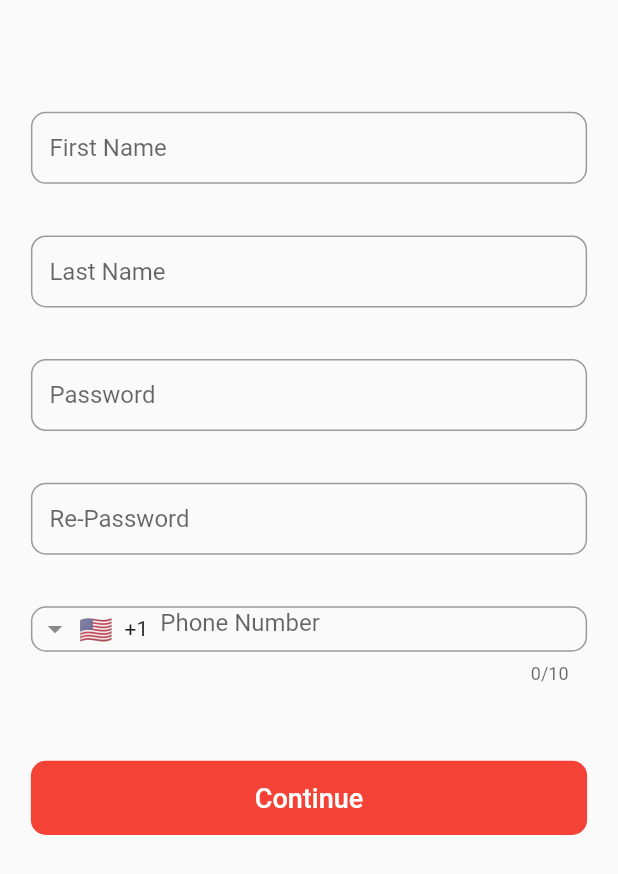
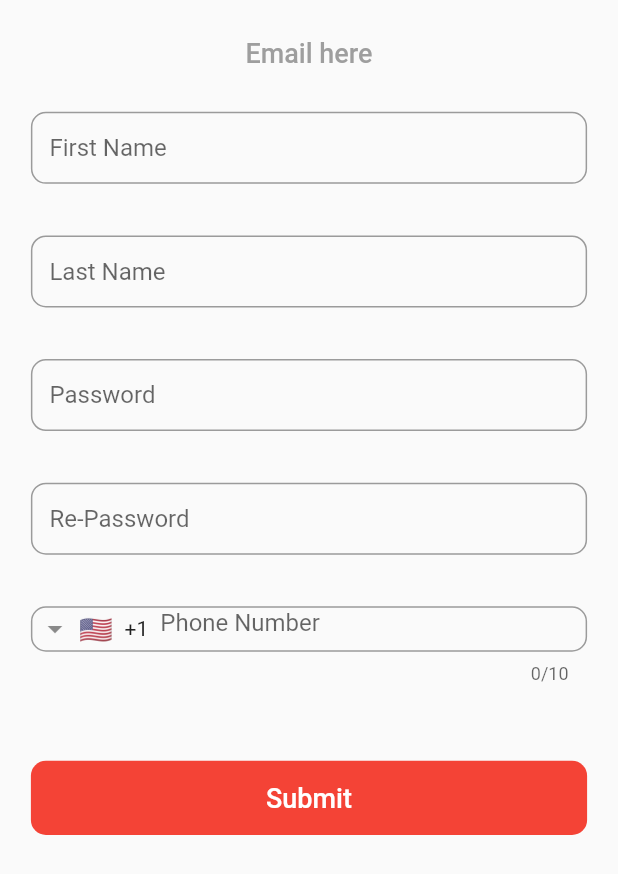
Before and after one commit to sinaziaee/LocatioBooker, a Flutter app: the screen it shows after launch, after a tap on "Continue", on a phone screen of 412 x 824 dp. Shown: the top 874 px of the screen. Run offline on Flutter 3.47's test engine with Material 2 defaults, Android fonts, the phone set to English and light mode, and no system bars; drawn by our look-alikes of intl_phone_field; our stand-ins replace font_awesome_flutter.

```diff
--- a/lib/screens/authentication/components/confirm_button.dart
+++ b/lib/screens/authentication/components/confirm_button.dart
@@ -25,7 +25,7 @@ class MyConfirmButton extends StatelessWidget {
           borderRadius: BorderRadius.circular(10),
         ),
         child: Text(
-          'Continue',
+          text,
           style: kBodyTextStyle.copyWith(
             color: Colors.white,
           ),
--- /dev/null
+++ b/lib/screens/authentication/components/phone_textfield.dart
@@ -0,0 +1,50 @@
+import 'package:flutter/material.dart';
+import 'package:intl_phone_field/intl_phone_field.dart';
+
+import '../../../constants.dart';
+import '../login_screen.dart';
+
+class PhoneTextField extends StatelessWidget {
+  final TextEditingController phoneController;
+  final Color color;
+
+  PhoneTextField({this.phoneController, this.color});
+
+  @override
+  Widget build(BuildContext context) {
+    return Container(
+      height: LoginScreen.size.height * 0.06,
+      margin: EdgeInsets.symmetric(
+          horizontal: LoginScreen.size.width * 0.05,
+          vertical: LoginScreen.size.height * 0.005),
+      child: IntlPhoneField(
+        controller: phoneController,
+        decoration: InputDecoration(
+          contentPadding: EdgeInsets.only(
+            bottom: LoginScreen.size.height * 0.03,
+            left: LoginScreen.size.width * 0.03,
+            right: LoginScreen.size.width * 0.03,
+          ),
+          hintText: 'Phone Number',
+          focusedBorder: kOutLineInputBorder.copyWith(
+            borderSide: BorderSide(
+              color: color ?? Colors.black,
+              width: 1.5,
+              style: BorderStyle.solid,
+            ),
+          ),
+          border: kOutLineInputBorder.copyWith(
+            borderSide: BorderSide(
+              color: color ?? Colors.grey,
+              width: 0.5,
+              style: BorderStyle.solid,
+            ),
+          ),
+        ),
+        onChanged: (phone) {
+          print(phone.completeNumber);
+        },
+      ),
+    );
+  }
+}
```
Also changed, not shown: lib/screens/authentication/login_screen.dart (+29 -36 lines), lib/screens/authentication/sign_up_screen.dart (+62 -35 lines), lib/screens/static_methods.dart (added, +33 -0 lines).
